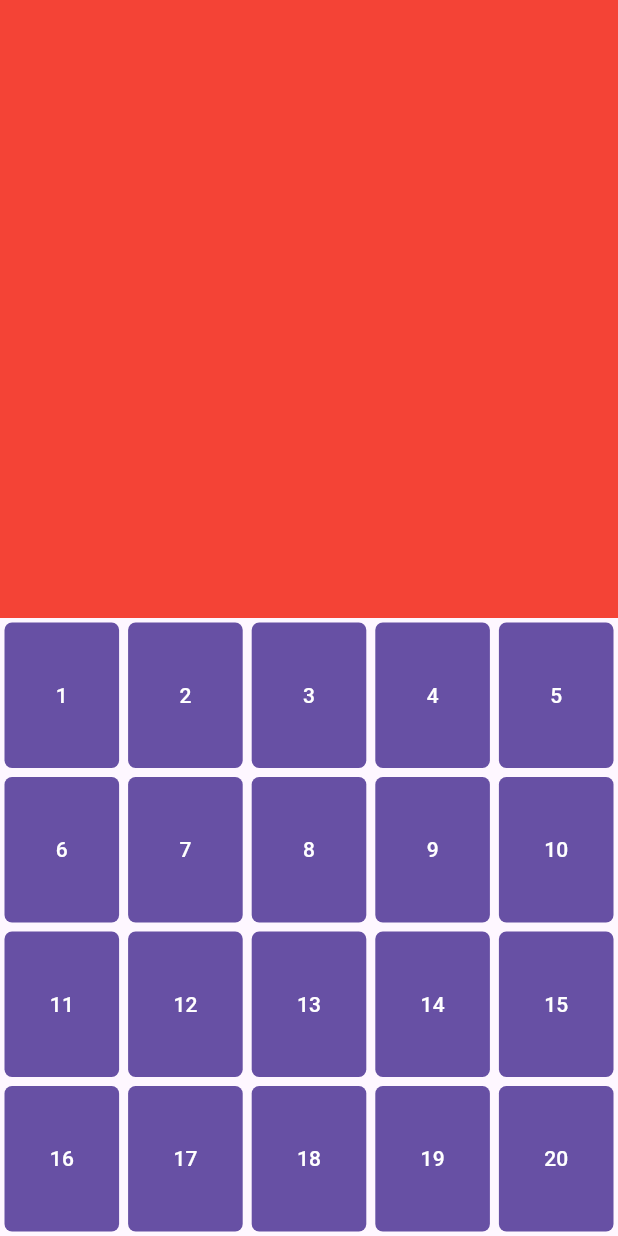
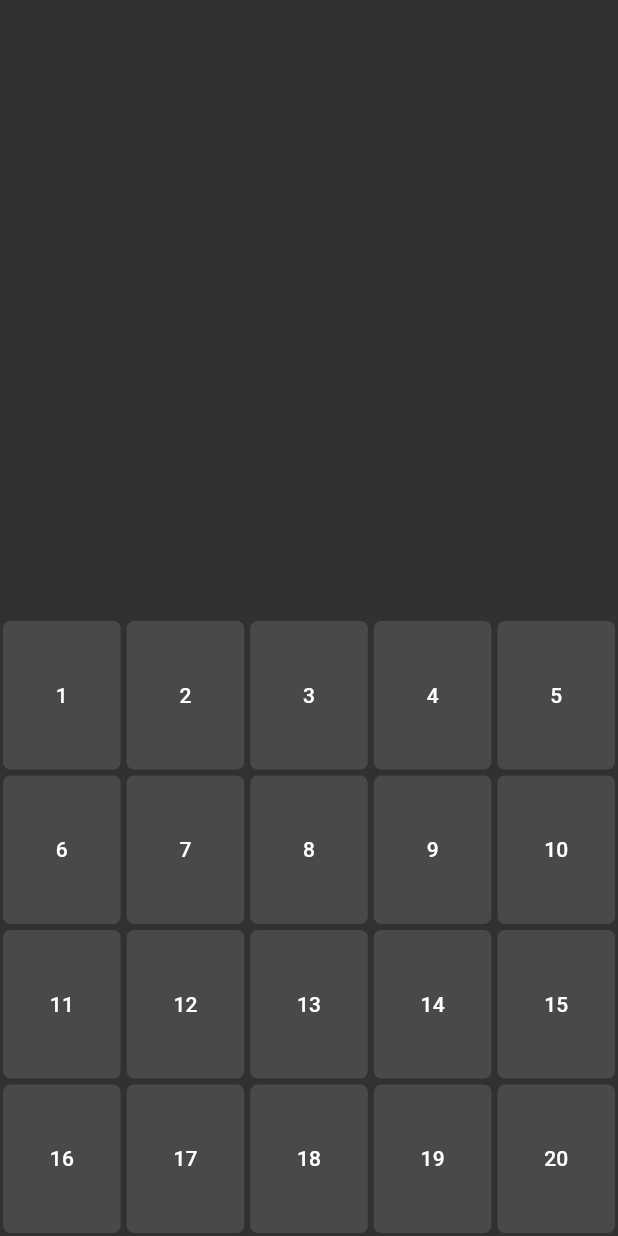
Before and after one commit to Marwans12/flutter-sample-calculator, a Flutter app: the screen it shows after launch, on a phone screen of 412 x 824 dp. Run offline on Flutter 3.47's test engine with Material 3 defaults, Android fonts, the phone set to English and light mode, and no system bars.

Commit message:
Adjust Scaffold Body, KeyButton Colors

```diff
--- a/lib/components/keybutton.dart
+++ b/lib/components/keybutton.dart
@@ -15,6 +15,7 @@ class _KeyButtonState extends State<KeyButton> {
     var stockButton = FilledButton(
         onPressed: () {},
         style: FilledButton.styleFrom(
+            backgroundColor: const Color.fromARGB(255, 73, 73, 73),
             padding: const EdgeInsets.all(2),
             shape:
                 RoundedRectangleBorder(borderRadius: BorderRadius.circular(5))),
--- a/lib/main.dart
+++ b/lib/main.dart
@@ -10,13 +10,16 @@ class MainApp extends StatelessWidget {
 
   @override
   Widget build(BuildContext context) {
-    return const MaterialApp(
+    return MaterialApp(
         home: Scaffold(
-            body: Center(
-                child: Column(children: [
-      Expanded(child: TypingArea()),
-      Expanded(child: KeysArea())
-    ]))));
+            body: Container(
+              color: const Color.fromARGB(255, 49, 49, 49),
+              child: const Center(
+                  child: Column(children: [
+                    Expanded(child: TypingArea()),
+                    Expanded(child: KeysArea())
+                  ])),
+            )));
   }
 }
 
@@ -37,7 +40,7 @@ class KeysArea extends StatelessWidget {
                 ...List.generate(5, (j) {
                   return Expanded(
                     child: Padding(
-                      padding: const EdgeInsets.all(3.0),
+                      padding: const EdgeInsets.all(2.0),
                       child: KeyButton(
                         callback: () {},
                         child: Text("${(i * 5) + j + 1}"),
@@ -60,7 +63,7 @@ class TypingArea extends StatelessWidget {
   Widget build(BuildContext context) {
     // TODO: implement build
     return Container(
-      color: Colors.red,
+      // color: Colors.red,
     );
     throw UnimplementedError();
   }
```
